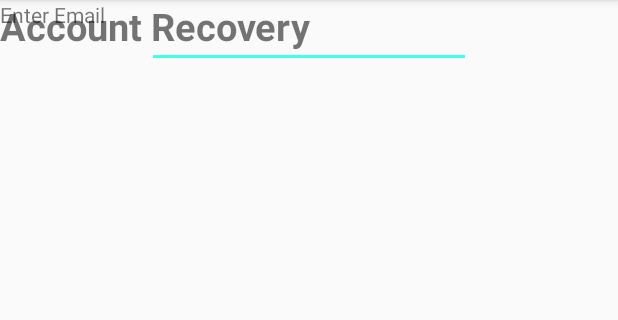
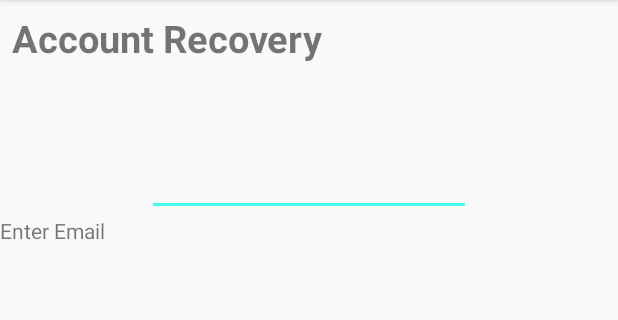
Before and after one commit to nugready/ProfessionalBuddies2, an Android app: the accountRecoveryActivity screen opened directly, with no data from a screen before it, on a phone screen of 412 x 824 dp, the part 84-404 px from its top. Run offline under Robolectric (Android 15) with nearby library versions, the phone set to English and light mode, and no system bars.

Commit message:
account recovery constraints

```diff
--- a/app/src/main/res/layout/activity_account_recovery.xml
+++ b/app/src/main/res/layout/activity_account_recovery.xml
@@ -8,15 +8,18 @@
 
     <TextView
         android:id="@+id/textView"
-        android:layout_width="290dp"
+        android:layout_width="0dp"
         android:layout_height="59dp"
         android:text="@string/Accountrecovery"
         android:textSize="25sp"
         android:textStyle="bold"
-        tools:layout_editor_absoluteX="47dp"
-        tools:layout_editor_absoluteY="16dp"
 
-        />
+        android:layout_marginRight="8dp"
+        app:layout_constraintRight_toRightOf="parent"
+        android:layout_marginLeft="8dp"
+        app:layout_constraintLeft_toLeftOf="parent"
+        app:layout_constraintTop_toTopOf="parent"
+        android:layout_marginTop="8dp" />
 
     <EditText
         android:id="@+id/editText"
@@ -26,21 +29,17 @@
         android:inputType="textEmailAddress"
         app:layout_constraintLeft_toLeftOf="parent"
         app:layout_constraintRight_toRightOf="parent"
-        tools:layout_editor_absoluteY="110dp" />
+        android:layout_marginTop="31dp"
+        app:layout_constraintTop_toBottomOf="@+id/textView" />
 
     <TextView
         android:id="@+id/textView2"
-        android:layout_width="wrap_content"
-        android:layout_height="wrap_content"
-        android:text="Enter Email"
-        tools:layout_editor_absoluteX="139dp"
-        tools:layout_editor_absoluteY="155dp" />
-
-    <android.support.constraint.Guideline
-        android:layout_width="wrap_content"
-        android:layout_height="wrap_content"
-        android:id="@+id/guideline"
-        app:layout_constraintGuide_begin="44dp"
-        android:orientation="horizontal" />
+        android:layout_width="71dp"
+        android:layout_height="17dp"
+        android:layout_marginTop="0dp"
+        android:text="@string/enterEmail"
+        app:layout_constraintTop_toBottomOf="@+id/editText"
+        tools:layout_editor_absoluteX="84dp"
+        tools:ignore="MissingConstraints" />
 
 </android.support.constraint.ConstraintLayout>
--- a/app/src/main/res/values/strings.xml
+++ b/app/src/main/res/values/strings.xml
@@ -13,6 +13,7 @@
     <string name="motherMaiden">What is your mother\'s maiden name?</string>
     <string name="elementarySchool">What was the name of your elementary school?</string>
     <string name="childhoodFriend">Who was your childhood best friend?</string>
+    <string name="enterEmail">Enter Email</string>
     <string-array name="questionsArray">
         <item>@string/motherMaiden</item>
         <item>@string/elementarySchool</item>
```
